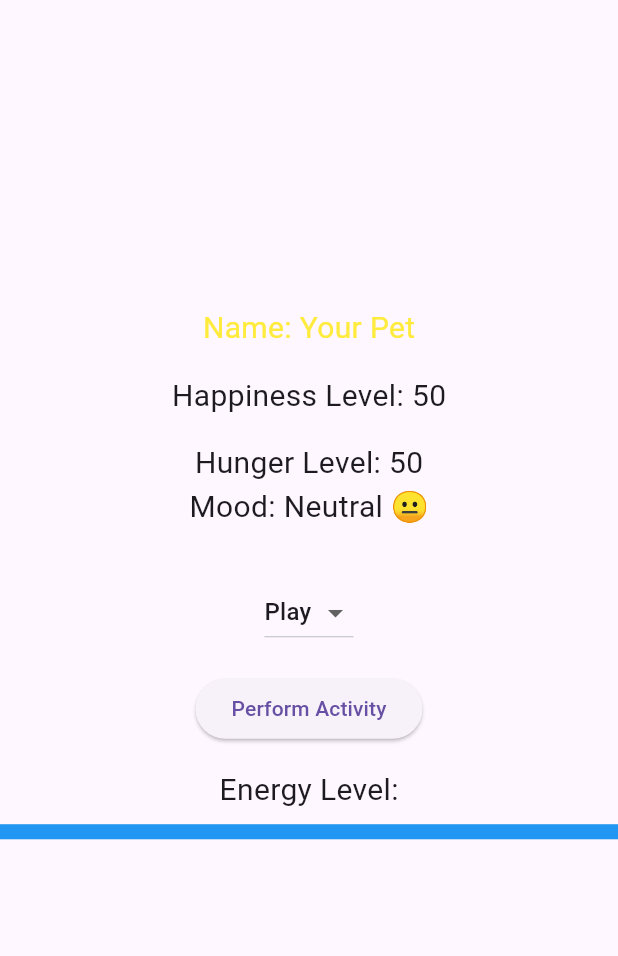
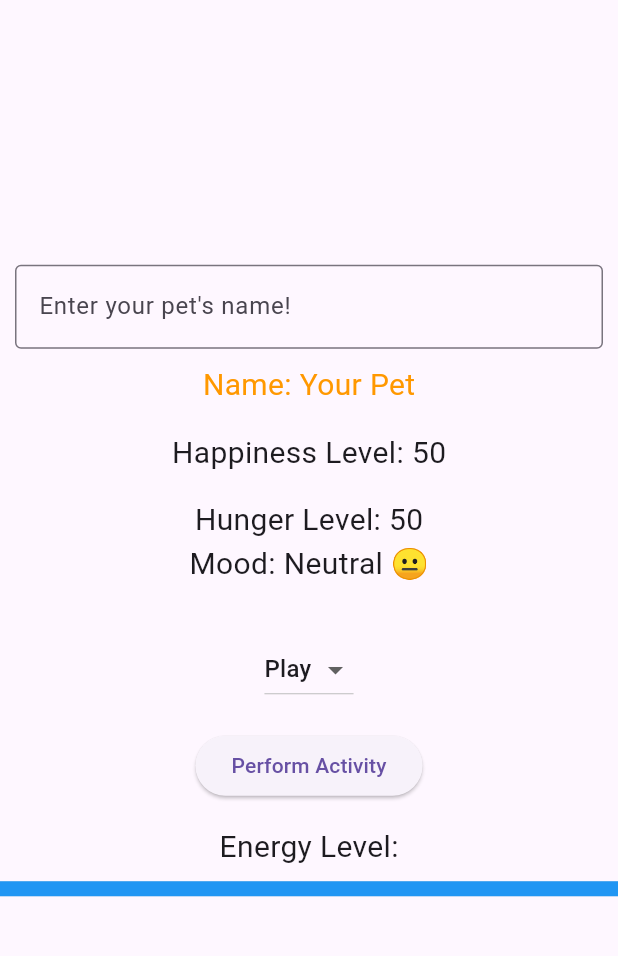
Before and after one commit to TJs87474/Digitalpetapp-state, a Flutter app: the screen it shows after launch, on a phone screen of 412 x 824 dp, the part 63-1019 px from its top. Run offline on Flutter 3.47's test engine with Material 3 defaults, Android fonts, the phone set to English and light mode, and no system bars.

Commit message:
final fixes

```diff
--- a/lib/main.dart
+++ b/lib/main.dart
@@ -20,7 +20,7 @@
   int hungerLevel = 50;
 
   String petMood = "Neutral 😐";
-  Color petColor = Colors.yellow;
+  Color petColor = Colors.orange;
 
   bool gameOver = false;
 
@@ -187,6 +187,20 @@
         child: Column(
           mainAxisAlignment: MainAxisAlignment.center,
           children: <Widget>[
+            Padding(
+              padding: const EdgeInsets.all(10.0),
+              child: TextField(
+                decoration: InputDecoration(
+                  labelText: "Enter your pet's name!",
+                  border: OutlineInputBorder(),
+                ),
+                onSubmitted: (value) {
+                  setState(() {
+                    petName = value;
+                  });
+                },
+              ),
+            ),
             Text(
               'Name: $petName',
               style: TextStyle(fontSize: 20.0, color: petColor),
```
